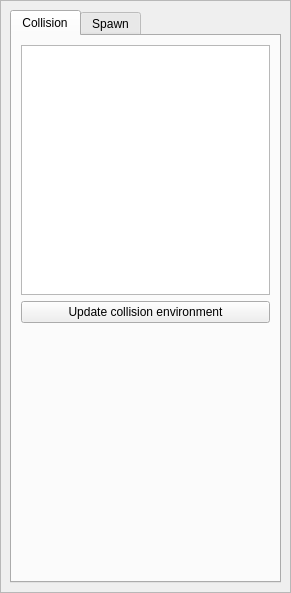
openhumanoids/oh-distro, file software/ddapp/src/app/ddAffordancePanel.ui: the form before one commit.
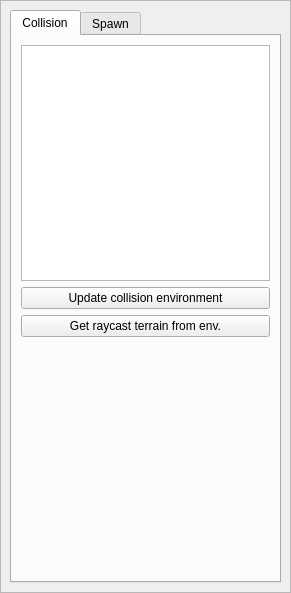
The form after the commit.

```diff
--- a/software/ddapp/src/app/ddAffordancePanel.ui
+++ b/software/ddapp/src/app/ddAffordancePanel.ui
@@ -58,6 +58,13 @@
              </property>
             </widget>
            </item>
+           <item>
+            <widget class="QPushButton" name="getRaycastTerrainButton">
+             <property name="text">
+              <string>Get raycast terrain from env.</string>
+             </property>
+            </widget>
+           </item>
            <item>
             <spacer name="verticalSpacer_2">
              <property name="orientation">
```
